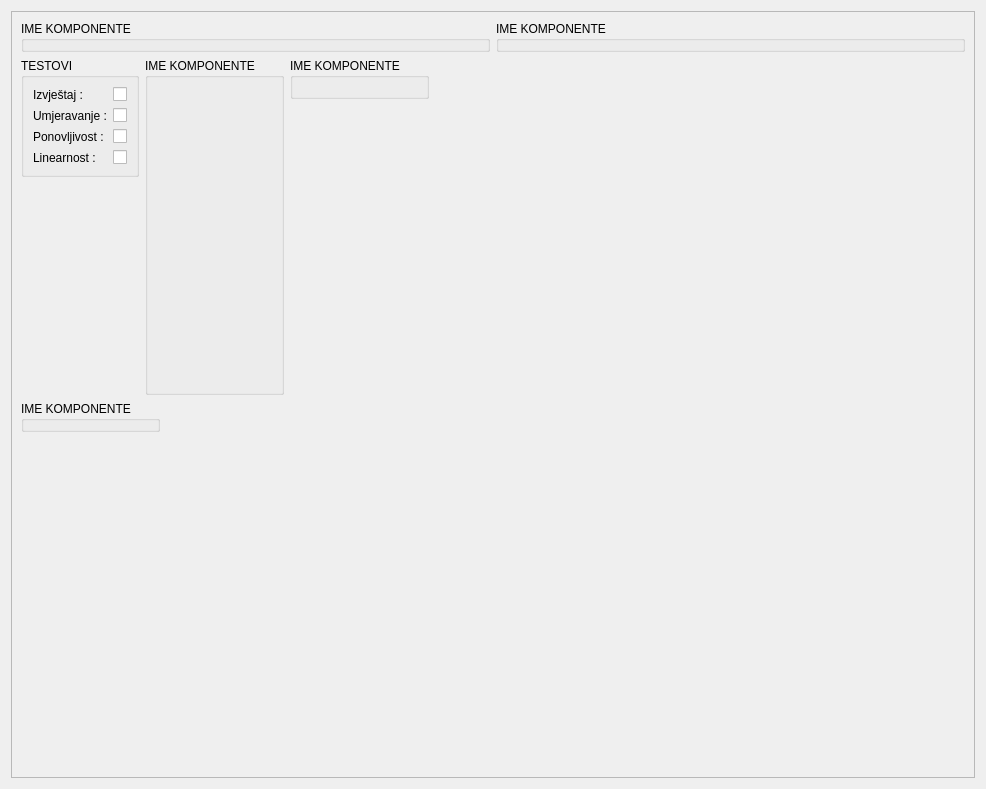
Before: the Qt Designer form app/view/uiFiles/tab_rezultat.ui in vmilic/umjeravanje, drawn with Qt 5.
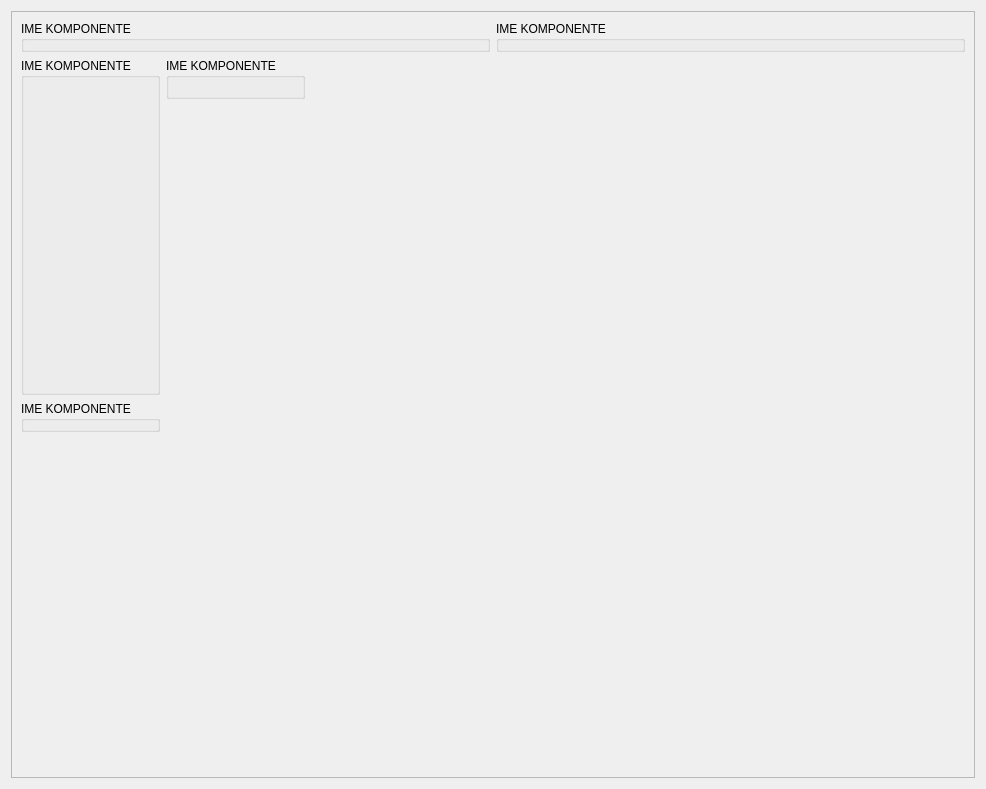
After: the same form once the commit is applied.

```diff
--- a/app/view/uiFiles/tab_rezultat.ui
+++ b/app/view/uiFiles/tab_rezultat.ui
@@ -73,91 +73,6 @@
            <property name="margin">
             <number>0</number>
            </property>
-           <item>
-            <layout class="QVBoxLayout" name="verticalLayout_5">
-             <property name="margin">
-              <number>0</number>
-             </property>
-             <item>
-              <widget class="QGroupBox" name="groupBox">
-               <property name="title">
-                <string>TESTOVI</string>
-               </property>
-               <layout class="QGridLayout" name="gridLayout">
-                <item row="3" column="0">
-                 <widget class="QLabel" name="label_3">
-                  <property name="text">
-                   <string>Linearnost :</string>
-                  </property>
-                 </widget>
-                </item>
-                <item row="1" column="0">
-                 <widget class="QLabel" name="label">
-                  <property name="text">
-                   <string>Umjeravanje :</string>
-                  </property>
-                 </widget>
-                </item>
-                <item row="2" column="0">
-                 <widget class="QLabel" name="label_2">
-                  <property name="text">
-                   <string>Ponovljivost :</string>
-                  </property>
-                 </widget>
-                </item>
-                <item row="0" column="0">
-                 <widget class="QLabel" name="label_4">
-                  <property name="text">
-                   <string>Izvještaj :</string>
-                  </property>
-                 </widget>
-                </item>
-                <item row="0" column="1">
-                 <widget class="QCheckBox" name="checkBoxReport">
-                  <property name="text">
-                   <string/>
-                  </property>
-                 </widget>
-                </item>
-                <item row="1" column="1">
-                 <widget class="QCheckBox" name="checkBoxUmjeravanje">
-                  <property name="text">
-                   <string/>
-                  </property>
-                 </widget>
-                </item>
-                <item row="2" column="1">
-                 <widget class="QCheckBox" name="checkBoxPonovljivost">
-                  <property name="text">
-                   <string/>
-                  </property>
-                 </widget>
-                </item>
-                <item row="3" column="1">
-                 <widget class="QCheckBox" name="checkBoxLinearnost">
-                  <property name="text">
-                   <string/>
-                  </property>
-                 </widget>
-                </item>
-               </layout>
-              </widget>
-             </item>
-             <item>
-              <spacer name="verticalSpacer_3">
-               <property name="orientation">
-                <enum>Qt::Vertical</enum>
-               </property>
-               <property name="sizeHint" stdset="0">
-                <size>
-                 <width>20</width>
-                 <height>40</height>
-                </size>
-               </property>
-              </spacer>
-             </item>
-            </layout>
-           </item>
            <item>
             <widget class="QGroupBox" name="rezultatiGroupBox">
              <property name="title">
```
